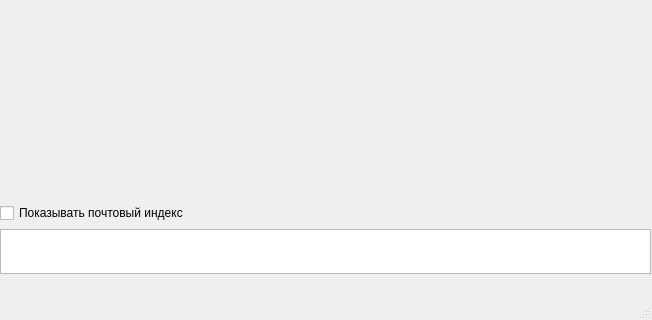
The window that system_files/main.ui (SneakySelderey/fuzzy-octo-chainsaw) describes before a commit, drawn with Qt 5; both pictures show x 0 to 652 and y 207 to 527 of the 652 by 527 pixel window.
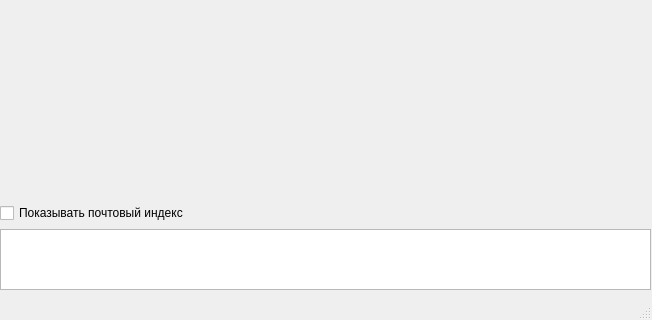
The same window after the commit.

Commit message: try of solving the problem

Diff of the .ui file:
```diff
--- a/system_files/main.ui
+++ b/system_files/main.ui
@@ -86,7 +86,7 @@
       <x>0</x>
       <y>410</y>
       <width>651</width>
-      <height>71</height>
+      <height>87</height>
      </rect>
     </property>
     <layout class="QGridLayout" name="show_address_layout">
```
Left out of the diff: 8 changed lines with no effect on the pictures. The commit also changes 2 other files.
